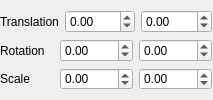
Above: Project1/componenttransform.ui from MarcLF/CuteTProject1 before the change. Below: the same form after it.
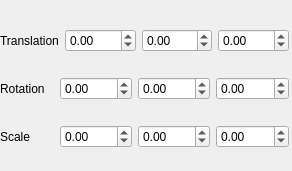
That is the form after the change.

The edit to the form file:
```diff
--- a/Project1/componenttransform.ui
+++ b/Project1/componenttransform.ui
@@ -6,8 +6,8 @@
    <rect>
     <x>0</x>
     <y>0</y>
-    <width>213</width>
-    <height>100</height>
+    <width>292</width>
+    <height>171</height>
    </rect>
   </property>
   <property name="windowTitle">
@@ -18,8 +18,8 @@
     <rect>
      <x>0</x>
      <y>10</y>
-     <width>212</width>
-     <height>80</height>
+     <width>289</width>
+     <height>160</height>
     </rect>
    </property>
    <layout class="QVBoxLayout" name="verticalLayout">
@@ -52,6 +52,16 @@
         </property>
        </widget>
       </item>
+      <item>
+       <widget class="QDoubleSpinBox" name="ZTranslate">
+        <property name="minimum">
+         <double>-100.000000000000000</double>
+        </property>
+        <property name="maximum">
+         <double>10000.000000000000000</double>
+        </property>
+       </widget>
+      </item>
      </layout>
     </item>
     <item>
@@ -89,6 +99,16 @@
         </property>
        </widget>
       </item>
+      <item>
+       <widget class="QDoubleSpinBox" name="ZRotate">
+        <property name="minimum">
+         <double>-100.000000000000000</double>
+        </property>
+        <property name="maximum">
+         <double>10000.000000000000000</double>
+        </property>
+       </widget>
+      </item>
      </layout>
     </item>
     <item>
@@ -126,6 +146,16 @@
         </property>
        </widget>
       </item>
+      <item>
+       <widget class="QDoubleSpinBox" name="ZScale">
+        <property name="minimum">
+         <double>-100.000000000000000</double>
+        </property>
+        <property name="maximum">
+         <double>10000.000000000000000</double>
+        </property>
+       </widget>
+      </item>
      </layout>
     </item>
    </layout>
```
